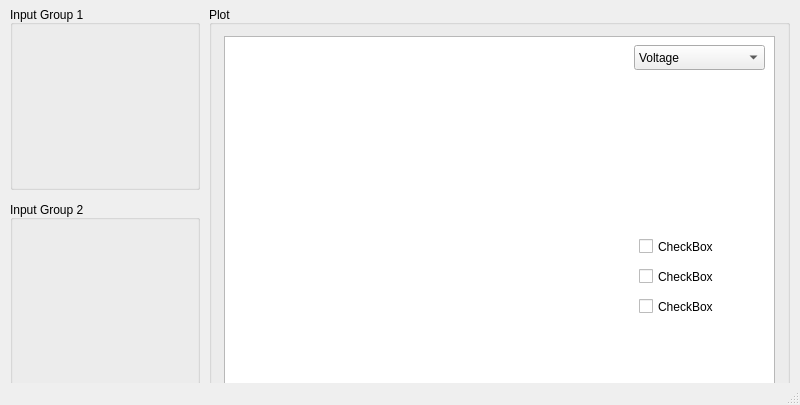
First picture: the form in src/gpt_gui.ui, repository tomgwasira/gpt-gui, before the edit.
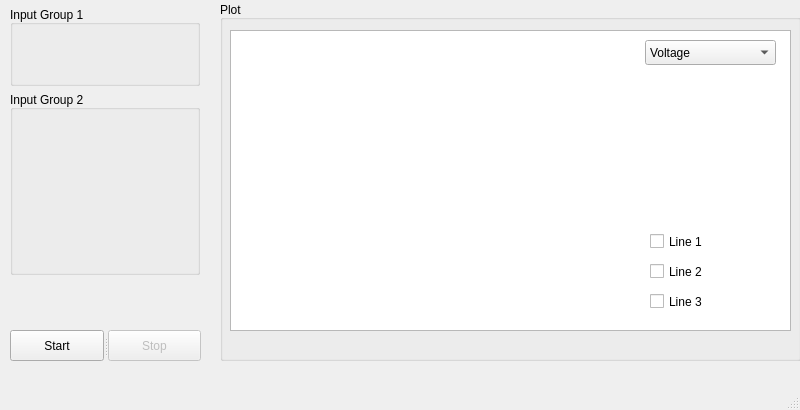
Second picture: the form after the edit. Custom widgets are drawn as their Qt base class.

Commit message: Implemented plotting based on selected plot type and selected lines.

```diff
--- a/src/gpt_gui.ui
+++ b/src/gpt_gui.ui
@@ -7,7 +7,7 @@
     <x>0</x>
     <y>0</y>
     <width>800</width>
-    <height>405</height>
+    <height>410</height>
    </rect>
   </property>
   <property name="windowTitle">
@@ -17,10 +17,10 @@
    <widget class="QGroupBox" name="plotGroupBox">
     <property name="geometry">
      <rect>
-      <x>209</x>
-      <y>5</y>
+      <x>220</x>
+      <y>0</y>
       <width>581</width>
-      <height>431</height>
+      <height>361</height>
      </rect>
     </property>
     <property name="title">
@@ -38,10 +38,10 @@
     <widget class="PlotWidget" name="plotGraphicsView">
      <property name="geometry">
       <rect>
-       <x>15</x>
-       <y>31</y>
-       <width>551</width>
-       <height>361</height>
+       <x>10</x>
+       <y>30</y>
+       <width>561</width>
+       <height>301</height>
       </rect>
      </property>
     </widget>
@@ -75,7 +75,7 @@
       </rect>
      </property>
      <property name="text">
-      <string>CheckBox</string>
+      <string>Line 1</string>
      </property>
     </widget>
     <widget class="QCheckBox" name="checkBox_2">
@@ -88,7 +88,7 @@
       </rect>
      </property>
      <property name="text">
-      <string>CheckBox</string>
+      <string>Line 2</string>
      </property>
     </widget>
     <widget class="QCheckBox" name="checkBox_3">
@@ -101,7 +101,7 @@
       </rect>
      </property>
      <property name="text">
-      <string>CheckBox</string>
+      <string>Line 3</string>
      </property>
     </widget>
    </widget>
@@ -111,7 +111,7 @@
       <x>10</x>
       <y>5</y>
       <width>190</width>
-      <height>185</height>
+      <height>81</height>
      </rect>
     </property>
     <property name="title">
@@ -125,7 +125,7 @@
     <property name="geometry">
      <rect>
       <x>10</x>
-      <y>200</y>
+      <y>90</y>
       <width>190</width>
       <height>185</height>
      </rect>
@@ -141,7 +141,7 @@
     <property name="geometry">
      <rect>
       <x>10</x>
-      <y>400</y>
+      <y>330</y>
       <width>191</width>
       <height>31</height>
      </rect>
```
Left out of the diff: 8 changed lines with no effect on the pictures. The commit also changes 4 other files.
